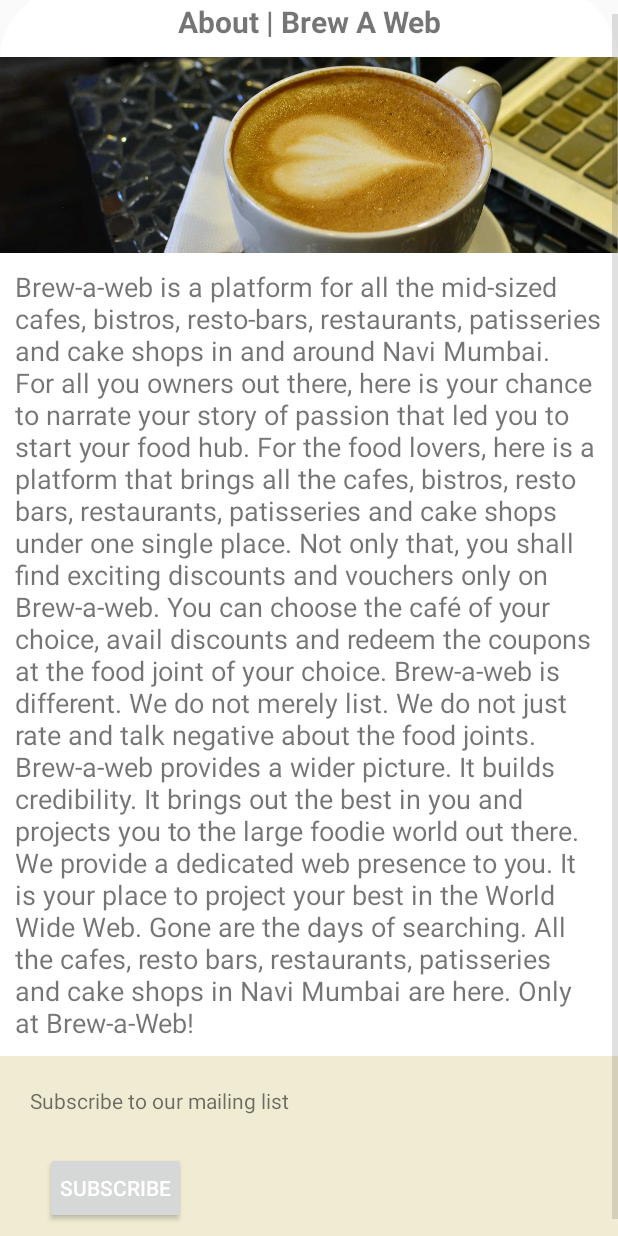
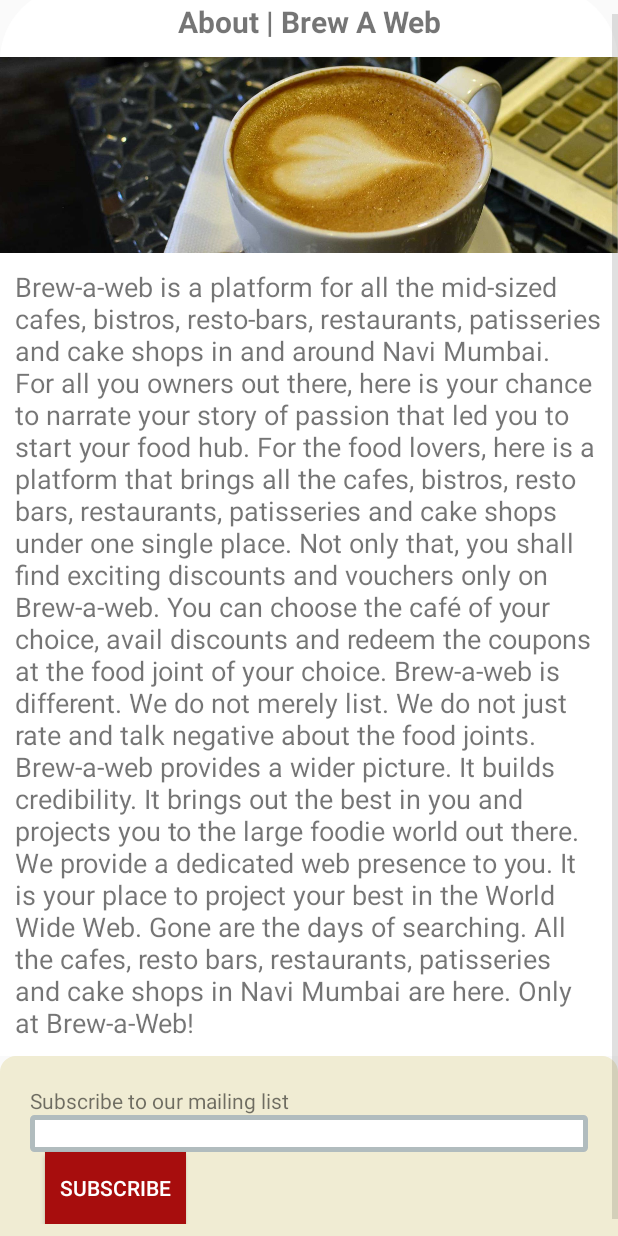
Before and after one commit to AzaharSheikh/BrewawebonlineApp, an Android app: the layout about.xml on its own in the app's theme, with its tools: preview values and no code run, on a phone screen of 412 x 824 dp. Run offline under Robolectric (Android 15) with nearby library versions, the phone set to English and light mode, and no system bars.

Commit message:
border set

```diff
--- /dev/null
+++ b/app/src/main/res/drawable/layout_border.xml
@@ -0,0 +1,7 @@
+<?xml version="1.0" encoding="UTF-8"?>
+<shape xmlns:android="http://schemas.android.com/apk/res/android">
+    <solid android:color="#FFFFFF"/>
+    <stroke android:width="3dip" android:color="#B1BCBE" />
+    <corners android:radius="1dip"/>
+    <padding android:left="0dip" android:top="0dip" android:right="0dip" android:bottom="0dip" />
+</shape>
--- a/app/src/main/res/layout/about.xml
+++ b/app/src/main/res/layout/about.xml
@@ -51,19 +51,13 @@
 
         <LinearLayout
             android:layout_width="match_parent"
-        android:layout_height="match_parent"
-        android:orientation="vertical"
-        android:background="@color/light_yellow"
-        >
-
-        <LinearLayout
-            android:layout_width="match_parent"
             android:layout_height="wrap_content"
             android:orientation="vertical"
             android:padding="20dp"
             android:background="@drawable/rd_corner_bt"
 
             >
+
             <TextView
                 android:layout_width="match_parent"
                 android:layout_height="wrap_content"
@@ -75,8 +69,9 @@
                 android:inputType="textEmailAddress"
                 android:ems="10"
                 android:id="@+id/editText"
-            android:background="@drawable/rd_corner_bt"
-            android:layout_gravity="center_horizontal" />
+                android:layout_gravity="center_horizontal"
+                android:background="@drawable/layout_border"
+                />
 
             <Button
                 style="?android:attr/buttonStyleSmall"
@@ -85,12 +80,12 @@
                 android:layout_marginLeft="10dp"
                 android:padding="10dp"
                 android:text="Subscribe"
+
                 android:id="@+id/button"
                 android:textColor="@color/white"
+                android:background="@color/subscribe"
                 />
 
-
-    </LinearLayout>
 </LinearLayout>
         </LinearLayout>
 </ScrollView>
--- a/app/src/main/res/layout/contact.xml
+++ b/app/src/main/res/layout/contact.xml
@@ -45,7 +45,9 @@
             android:inputType="textEmailAddress"
             android:ems="10"
             android:id="@+id/editText"
-            android:layout_gravity="center_horizontal" />
+            android:layout_gravity="center_horizontal"
+            android:background="@drawable/layout_border"
+            />
 
         <Button
             style="?android:attr/buttonStyleSmall"
```
Lines whose indentation alone changed are shown as unchanged.
